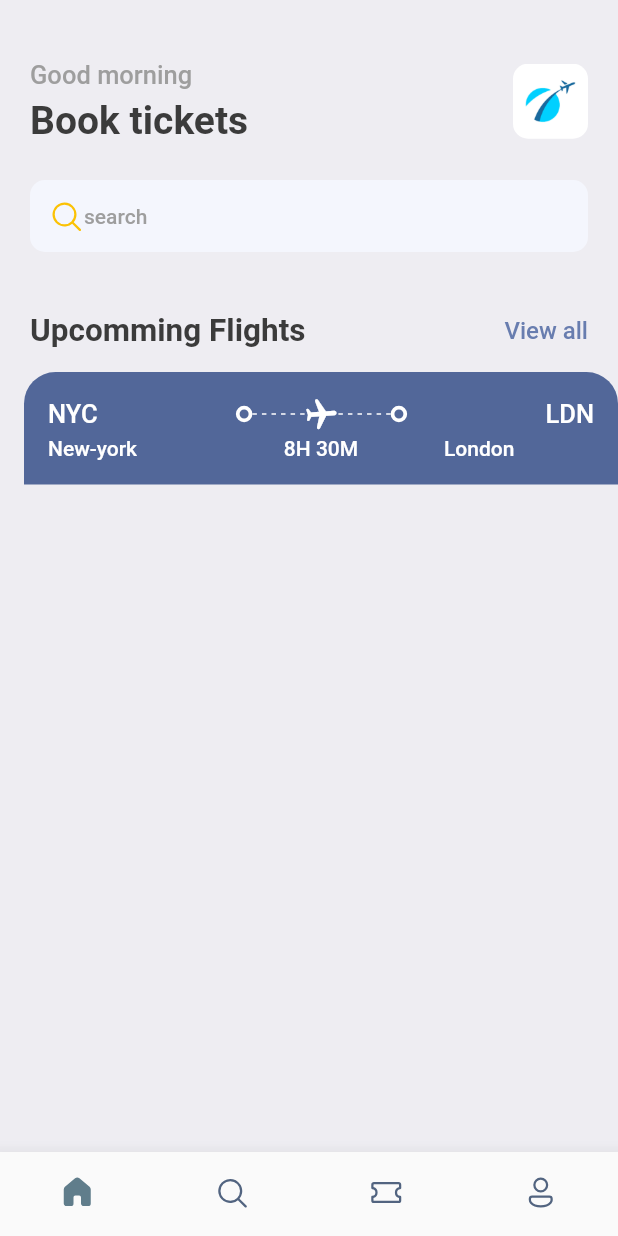
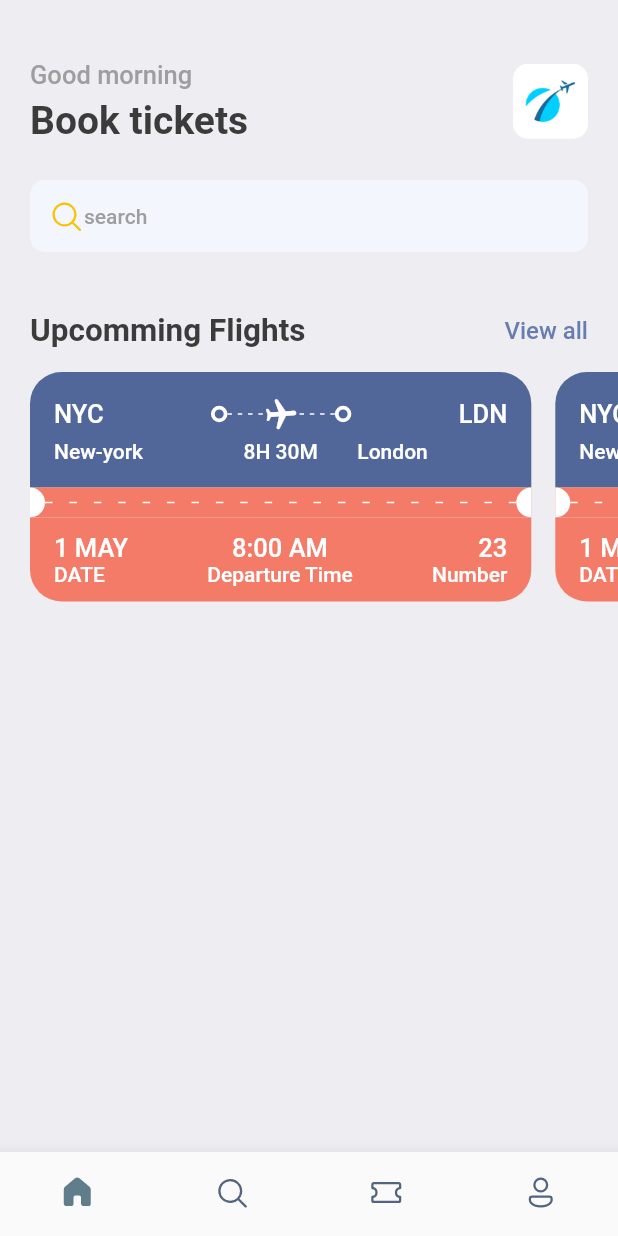
Before and after one commit to srmorteza/Tiket_Booking_Flutter, a Flutter app: the screen it shows after launch, on a phone screen of 412 x 824 dp. Run offline on Flutter 3.47's test engine with Material 2 defaults, Android fonts, the phone set to English and light mode, and no system bars; our stand-ins replace fluentui_icons, gap.

Commit message:
add scroll to main page and complete the ticket slider 1401-8-15

```diff
--- a/lib/screens/home_screen.dart
+++ b/lib/screens/home_screen.dart
@@ -76,7 +76,17 @@ class HomeScreen extends StatelessWidget {
             ),
           ),
           const Gap(15),
-          TicketView(),
+          SingleChildScrollView(
+            scrollDirection: Axis.horizontal,
+            padding: const EdgeInsets.only(left: 20),
+            child: Row(
+              children: [
+                TicketView(),
+                TicketView(),
+              ],
+            ),
+          )
+
         ],
       ),
     );
--- a/lib/screens/ticket_view.dart
+++ b/lib/screens/ticket_view.dart
@@ -12,10 +12,10 @@ class TicketView extends StatelessWidget {
   Widget build(BuildContext context) {
     final size = Applayout.getSize(context);
     return SizedBox(
-      width: size.width,
+      width: size.width*0.85,
       height: 200,
       child: Container(
-        margin: const EdgeInsets.only(left: 16),
+        margin: const EdgeInsets.only(right: 16),
         child: Column(
           children: [
             Container(
@@ -67,7 +67,6 @@ class TicketView extends StatelessWidget {
                               Center(child: Transform.rotate(angle: 1.5, child: Icon(Icons.local_airport_rounded , color: Colors.white,),)),
                             ],
                           )),
-
                       ThickContainer(),
                       const Spacer(),
                       Text(
@@ -77,22 +76,116 @@ class TicketView extends StatelessWidget {
                       ),
                     ],
                   ),
-                  const Gap(3),
+                  const Gap(5),
                   Row(
                     mainAxisAlignment: MainAxisAlignment.spaceBetween,
+                    crossAxisAlignment: CrossAxisAlignment.end,
                     children: [
                       SizedBox(
                         width: 100,
                         child: Text("New-york", style: Styles.headLineStyle4.copyWith(color: Colors.white),),
                       ),
                       Text("8H 30M",style: Styles.headLineStyle4.copyWith(color: Colors.white),),
+
                       SizedBox(
+
                         width: 100,
                         child: Text("London", style: Styles.headLineStyle4.copyWith(color: Colors.white),
                         ),
                       ),
                     ],
                   )
+                ],
+              ),
+            ),
+            Container(
+              color: Styles.orangeColor,
+              child: Row(
+                children:  [
+                  SizedBox(
+
+                    height: 20,
+                    width: 10,
+                    child: DecoratedBox(
+                        decoration: BoxDecoration(
+                          color: Colors.white,
+                        borderRadius: BorderRadius.only(
+                          topRight: Radius.circular(10),
+                          bottomRight: Radius.circular(10),
+
+                        )
+                      ),
+                    ),
+                  ),
+                 Expanded(child: LayoutBuilder(
+                     builder: ( BuildContext context ,BoxConstraints constraints){
+                       return Flex(
+                         direction: Axis.horizontal,
+                         mainAxisAlignment: MainAxisAlignment.spaceBetween,
+                         mainAxisSize: MainAxisSize.max,
+                         children: List.generate((constraints.constrainWidth()/15).floor(), (index) => const SizedBox(
+                           width: 5,
+                           height: 1,
+                           child: DecoratedBox(
+                             decoration: BoxDecoration(
+                               color: Colors.white,
+                             ),
+                           ),
+                         )),
+                       );
+
+                 })),
+                  SizedBox(
+
+                    height: 20,
+                    width: 10,
+                    child: DecoratedBox(
+                      decoration: BoxDecoration(
+                          color: Colors.white,
+                          borderRadius: BorderRadius.only(
+                            topLeft: Radius.circular(10),
+                            bottomLeft: Radius.circular(10),
+
+                          )
+                      ),
+                    ),
+                  ),
+                ],
+              ),
+            ),
+            Container(
+              padding: const EdgeInsets.only(left: 16, top: 10,right: 16, bottom: 10),
+              decoration: BoxDecoration(
+                color: Styles.orangeColor,
+                borderRadius: BorderRadius.only(bottomRight: Radius.circular(21) , bottomLeft: Radius.circular(21)),
+                ),
+              child: Column(
+                children: [
+                  Row(
+                    mainAxisAlignment: MainAxisAlignment.spaceBetween,
+                    children: [
+                    Column(
+                      crossAxisAlignment: CrossAxisAlignment.start,
+                      children: [
+                        Text("1 MAY" , style: Styles.headLineStyle3.copyWith(color: Colors.white)),
+                        Text("DATE" , style: Styles.headLineStyle4.copyWith(color: Colors.white)),
+                      ],
+                    ) ,
+                      Column(
+                        crossAxisAlignment: CrossAxisAlignment.center,
+                        children: [
+                          Text("8:00 AM" , style: Styles.headLineStyle3.copyWith(color: Colors.white)),
+                          Text("Departure Time" , style: Styles.headLineStyle4.copyWith(color: Colors.white)),
+                        ],
+                      ) ,
+                    Column(
+                      crossAxisAlignment: CrossAxisAlignment.end,
+                      children: [
+                        Text("23" , style: Styles.headLineStyle3.copyWith(color: Colors.white)),
+                        Text("Number" , style: Styles.headLineStyle4.copyWith(color: Colors.white)),
+                      ],
+                    ) ,
+                  ],)
                 ],
               ),
             )
--- a/lib/utils/app_styles.dart
+++ b/lib/utils/app_styles.dart
@@ -6,7 +6,7 @@ class Styles{
   static Color primeryColor= primery ;
   static Color textColor = const Color(0xff3b3b3b) ;
   static Color bgColor = const Color(0xffeeedf2) ;
-  static Color orangeColor = const Color(0xff526799) ;
+  static Color orangeColor = const Color(0xfff37b67) ;
   static TextStyle  textStyle = TextStyle(fontSize:16, color: textColor, fontWeight: FontWeight.w500);
   static TextStyle  headLineStyle1 = TextStyle(fontSize: 26, color: textColor, fontWeight: FontWeight.bold);
   static TextStyle  headLineStyle2 = TextStyle(fontSize: 21, color: textColor, fontWeight: FontWeight.bold);
```
